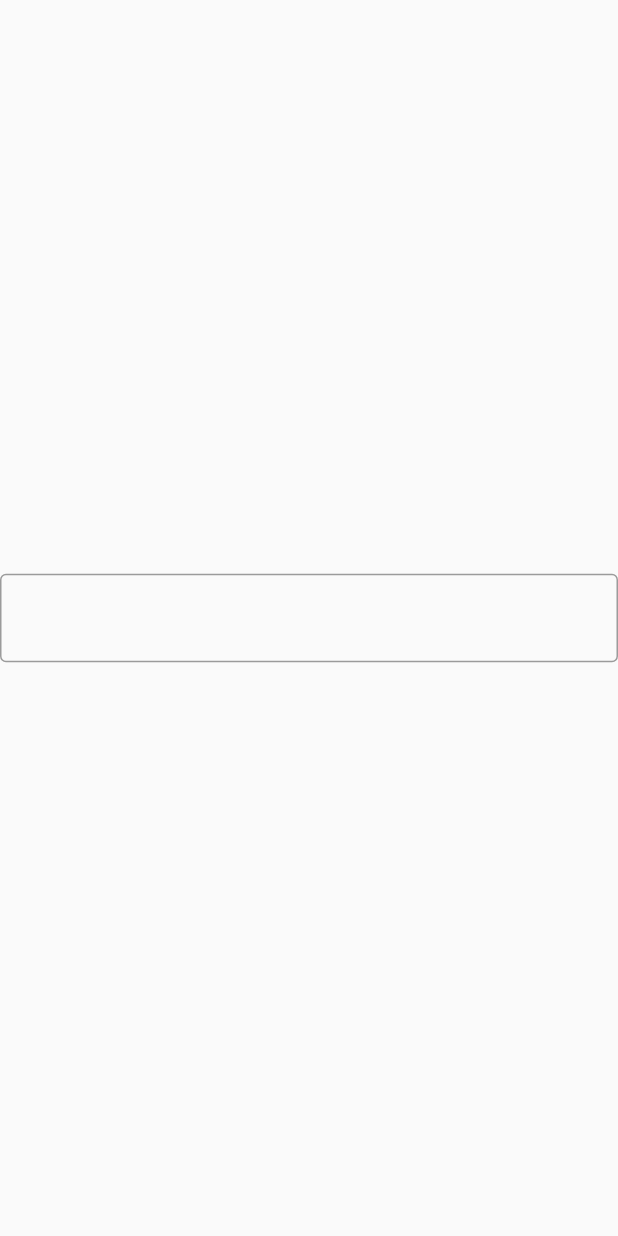
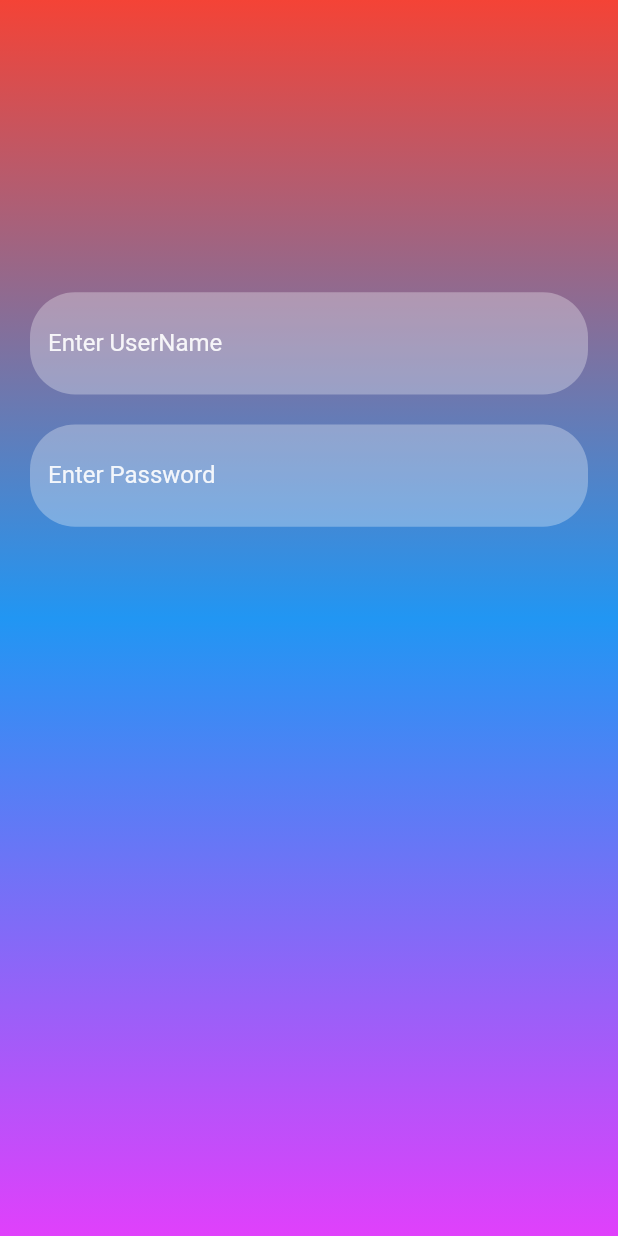
Before and after one commit to HenilLakhani/chat_app, a Flutter app: the screen it shows after launch, on a phone screen of 412 x 824 dp. Run offline on Flutter 3.47's test engine with Material 2 defaults, Android fonts, the phone set to English and light mode, and no system bars; our stand-ins replace firebase_auth, firebase_core, get; accounts and stored records are empty.

Commit message:
20/09/2023, 24/09/2023,4/10/2023

```diff
--- /dev/null
+++ b/lib/controller/Text_Controller.dart
@@ -0,0 +1,31 @@
+import 'package:flutter/material.dart';
+
+TextField reusableTextField(String text, IconData icon, bool isPasswordType,
+    TextEditingController controller) {
+  return TextField(
+    controller: controller,
+    obscureText: isPasswordType,
+    enableSuggestions: !isPasswordType,
+    autocorrect: !isPasswordType,
+    cursorColor: Colors.white,
+    style: TextStyle(color: Colors.white.withOpacity(0.9)),
+    decoration: InputDecoration(
+      prefix: Icon(
+        icon,
+        color: Colors.white70,
+      ),
+      labelText: text,
+      labelStyle: TextStyle(color: Colors.white.withOpacity(0.9)),
+      filled: true,
+      floatingLabelBehavior: FloatingLabelBehavior.never,
+      fillColor: Colors.white.withOpacity(0.3),
+      border: OutlineInputBorder(
+        borderRadius: BorderRadius.circular(30.0),
+        borderSide: const BorderSide(width: 0, style: BorderStyle.none),
+      ),
+    ),
+    keyboardType: isPasswordType
+        ? TextInputType.visiblePassword
+        : TextInputType.emailAddress,
+  );
+}
--- a/lib/view/screens/login_page.dart
+++ b/lib/view/screens/login_page.dart
@@ -1,27 +1,50 @@
+import 'package:chat_app/controller/Text_Controller.dart';
 import 'package:flutter/material.dart';
 import 'package:get/get.dart';
 
-class LoginPage extends StatelessWidget {
+class LoginPage extends StatefulWidget {
   const LoginPage({super.key});
+
+  @override
+  State<LoginPage> createState() => _LoginPageState();
+}
+
+class _LoginPageState extends State<LoginPage> {
+  TextEditingController _passwordTextController = TextEditingController();
+  TextEditingController _editingController = TextEditingController();
 
   @override
   Widget build(BuildContext context) {
     return Scaffold(
       body: Container(
-        child: Stack(
-          children: [
-            Column(
-              crossAxisAlignment: CrossAxisAlignment.center,
-              mainAxisAlignment: MainAxisAlignment.center,
+        width: MediaQuery.of(context).size.width,
+        height: MediaQuery.of(context).size.height,
+        decoration: const BoxDecoration(
+          gradient: LinearGradient(
+            colors: [
+              Colors.red,
+              Colors.blue,
+              Colors.purpleAccent,
+            ],
+            begin: Alignment.topCenter,
+            end: Alignment.bottomCenter,
+          ),
+        ),
+        child: SingleChildScrollView(
+          child: Padding(
+            padding: EdgeInsets.fromLTRB(
+                20, MediaQuery.of(context).size.height * 0.2, 20, 0),
+            child: Column(
               children: [
-                TextFormField(
-                  decoration: InputDecoration(
-                    border: OutlineInputBorder(),
-                  ),
-                )
+                const SizedBox(height: 30),
+                reusableTextField("Enter UserName", Icons.person_outline, false,
+                    _editingController),
+                const SizedBox(height: 20),
+                reusableTextField("Enter Password", Icons.lock_outline, true,
+                    _editingController),
               ],
             ),
-          ],
+          ),
         ),
       ),
     );
--- a/pubspec.yaml
+++ b/pubspec.yaml
@@ -45,7 +45,7 @@ dependencies:
 flutter_launcher_icons:
   android: "launcher_icon"
   ios: true
-  image_path: "assets/image/img.jpg"
+  image_path: "assets/image/img.JPG"
 
 dev_dependencies:
   flutter_test:
```
Also changed, not shown: assets/Image/img.jpg (deleted), 1 other file.
